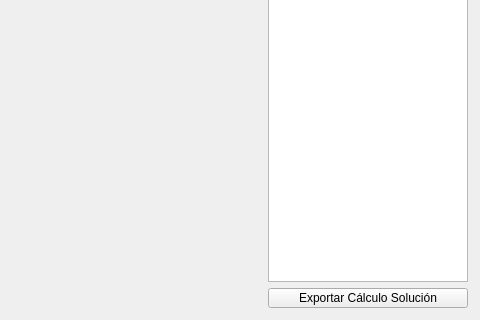
This is src/designer/calculation_session_layout.ui in fer90/taller3-tpfinal as Qt 5 draws it before an edit; both pictures show x 355 to 835 and y 277 to 597 of the 835 by 597 pixel window. The edited form follows.
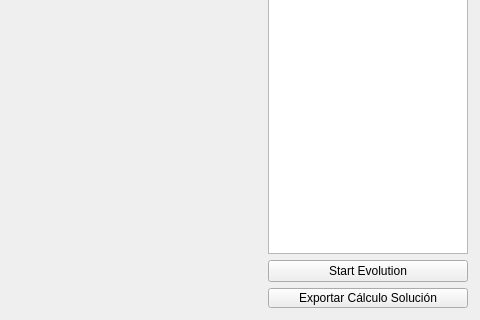
This is the edited form.

Commit message: Se agrega y deshabilita nuevamente el botón de start evolution

Patch:
```diff
--- a/src/designer/calculation_session_layout.ui
+++ b/src/designer/calculation_session_layout.ui
@@ -641,6 +641,13 @@
               </property>
              </widget>
             </item>
+            <item>
+             <widget class="QPushButton" name="evolution_button">
+              <property name="text">
+               <string>Start Evolution</string>
+              </property>
+             </widget>
+            </item>
             <item>
              <widget class="QPushButton" name="export_calculation_session_button">
               <property name="sizePolicy">
```
The commit also changes 3 other files.
